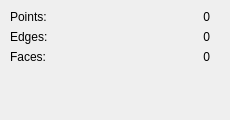
Old version of the form modelstatistic.ui in the repository cuby-tec/mitoPrinter.
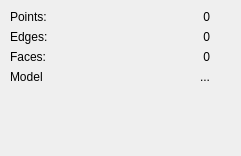
New version of the form.

```diff
--- a/modelstatistic.ui
+++ b/modelstatistic.ui
@@ -6,8 +6,8 @@
    <rect>
     <x>0</x>
     <y>0</y>
-    <width>230</width>
-    <height>120</height>
+    <width>241</width>
+    <height>156</height>
    </rect>
   </property>
   <property name="windowTitle">
@@ -19,7 +19,7 @@
      <x>10</x>
      <y>10</y>
      <width>200</width>
-     <height>81</height>
+     <height>101</height>
     </rect>
    </property>
    <layout class="QFormLayout" name="formLayout">
@@ -74,6 +74,26 @@
       </property>
      </widget>
     </item>
+    <item row="3" column="0">
+     <widget class="QLabel" name="label_model">
+      <property name="text">
+       <string>Model</string>
+      </property>
+     </widget>
+    </item>
+    <item row="3" column="1">
+     <widget class="QLabel" name="label_modelValue">
+      <property name="toolTip">
+       <string>Model file name</string>
+      </property>
+      <property name="text">
+       <string>...</string>
+      </property>
+      <property name="alignment">
+       <set>Qt::AlignRight|Qt::AlignTrailing|Qt::AlignVCenter</set>
+      </property>
+     </widget>
+    </item>
    </layout>
   </widget>
  </widget>
```
